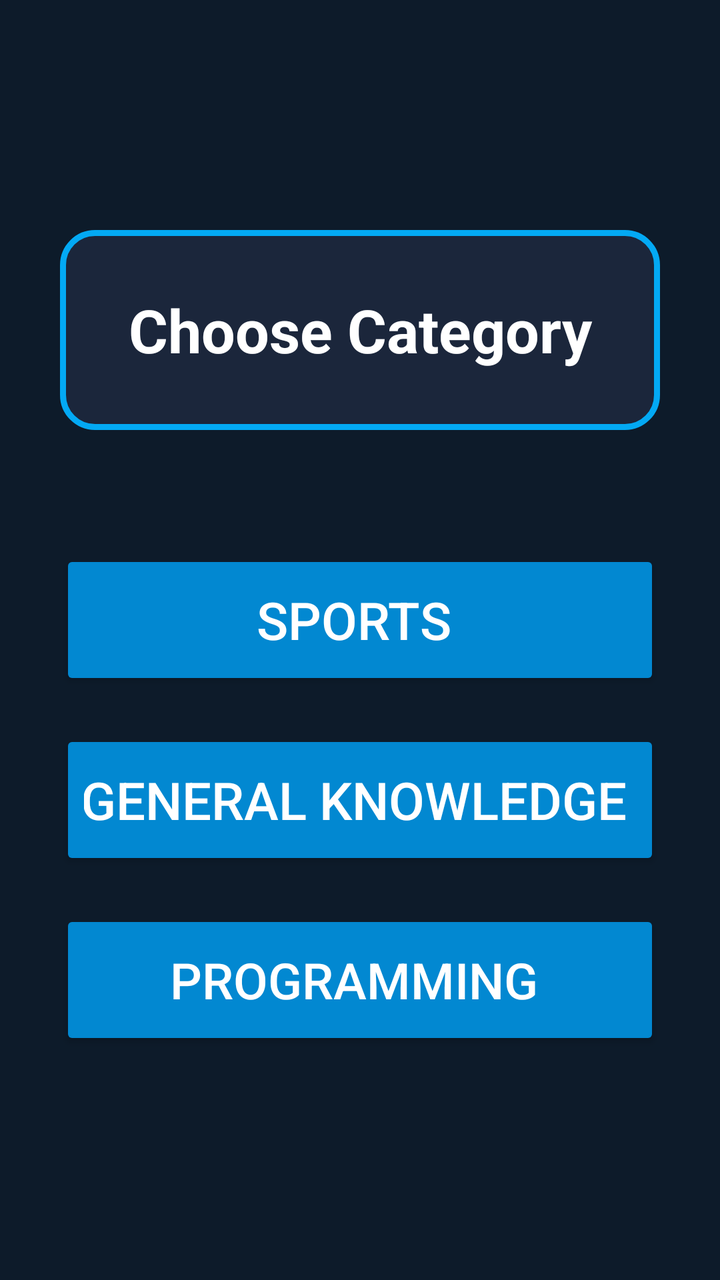
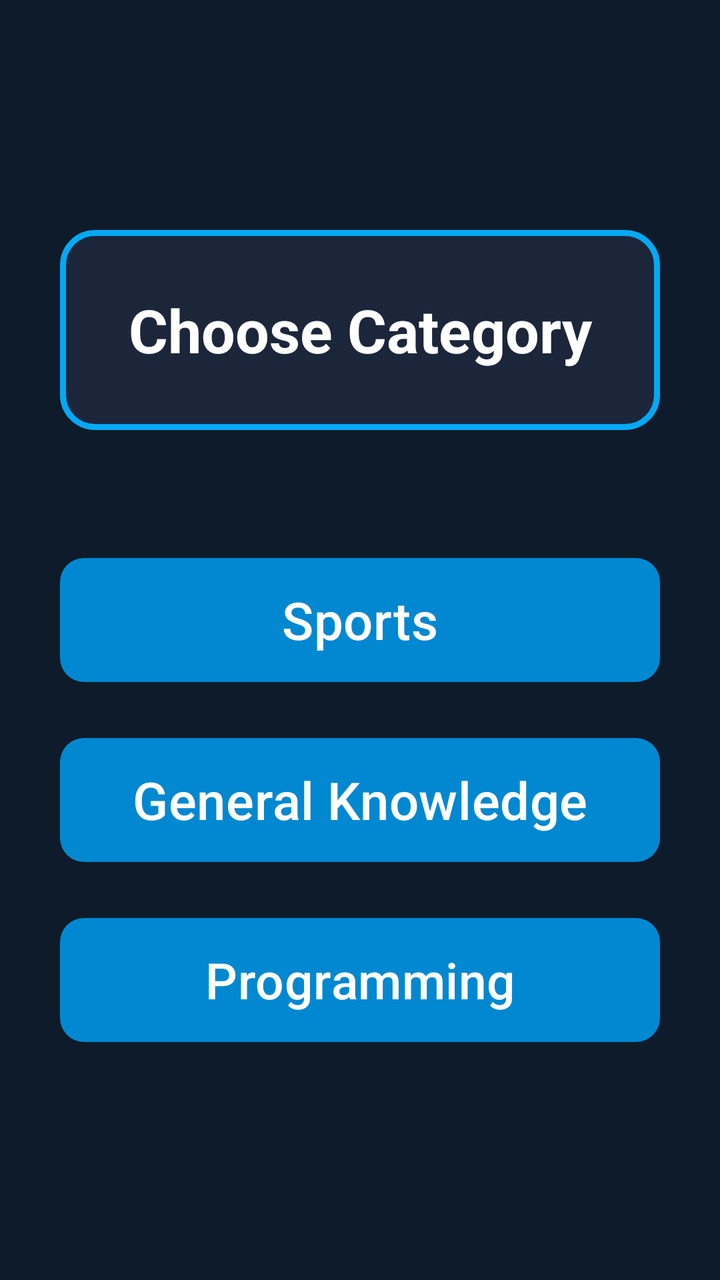

Compare the two renders of this Android layout. The source of the first and the diff that turns it into the second are given below.
<!-- AndroidManifest.xml: application theme Theme.QuizApp -->
<!-- res/layout/activity_category.xml -->
<?xml version="1.0" encoding="utf-8"?>
<LinearLayout xmlns:android="http://schemas.android.com/apk/res/android"
    android:layout_width="match_parent"
    android:layout_height="match_parent"
    android:orientation="vertical"
    android:background="#0D1B2A"
    android:padding="30dp"
    android:gravity="center">

    
    <TextView
        android:layout_width="match_parent"
        android:layout_height="100dp"
        android:layout_marginBottom="60dp"
        android:background="@drawable/category_bg"
        android:gravity="center"
        android:text="Choose Category"
        android:textColor="#FFFFFF"
        android:textSize="30sp"
        android:textStyle="bold" />

    
    <Button
        android:id="@+id/btnSports"
        android:layout_width="match_parent"
        android:layout_height="70dp"
        android:text="Sports "
        android:textSize="26sp"
        android:textColor="#FFFFFF"
        android:backgroundTint="#0288D1"
        android:layout_marginBottom="20dp"
        android:elevation="6dp"/>

    
    <Button
        android:id="@+id/btnGK"
        android:layout_width="match_parent"
        android:layout_height="70dp"
        android:text="General Knowledge "
        android:textSize="26sp"
        android:textColor="#FFFFFF"
        android:backgroundTint="#0288D1"
        android:layout_marginBottom="20dp"
        android:elevation="6dp"/>

    
    <Button
        android:id="@+id/btnProgramming"
        android:layout_width="match_parent"
        android:layout_height="70dp"
        android:text="Programming "
        android:textSize="25sp"
        android:textColor="#FFFFFF"
        android:backgroundTint="#0288D1"
        android:elevation="6dp"/>

</LinearLayout>
<!-- resources referenced by this layout -->
<resources>
  <!-- drawable category_bg (drawable) -->
  <?xml version="1.0" encoding="utf-8"?>
  <shape xmlns:android="http://schemas.android.com/apk/res/android">
      <solid android:color="#1B263B" />
      <stroke
          android:width="3dp"
          android:color="#03A9F4" />
      <corners android:radius="16dp" />
  </shape>
  <style name="Theme.QuizApp" parent="Base.Theme.QuizApp" />
  <style name="Base.Theme.QuizApp" parent="Theme.Material3.DayNight.NoActionBar">
          
          
      </style>
</resources>

<!-- the commit's change to res/layout/activity_category.xml (unified diff, before → after) -->
@@ -1,57 +1,61 @@
 <?xml version="1.0" encoding="utf-8"?>
 <LinearLayout xmlns:android="http://schemas.android.com/apk/res/android"
+    xmlns:app="http://schemas.android.com/apk/res-auto"
     android:layout_width="match_parent"
     android:layout_height="match_parent"
     android:orientation="vertical"
-    android:background="#0D1B2A"
+    android:gravity="center"
     android:padding="30dp"
-    android:gravity="center">
+    android:background="#0D1B2A">
 
     
     <TextView
         android:layout_width="match_parent"
         android:layout_height="100dp"
         android:layout_marginBottom="60dp"
-        android:background="@drawable/category_bg"
         android:gravity="center"
         android:text="Choose Category"
         android:textColor="#FFFFFF"
         android:textSize="30sp"
-        android:textStyle="bold" />
+        android:textStyle="bold"
+        android:background="@drawable/category_bg"/>
 
     
-    <Button
+    <com.google.android.material.button.MaterialButton
         android:id="@+id/btnSports"
         android:layout_width="match_parent"
         android:layout_height="70dp"
-        android:text="Sports "
+        android:layout_marginBottom="20dp"
+        android:text="Sports"
         android:textSize="26sp"
         android:textColor="#FFFFFF"
-        android:backgroundTint="#0288D1"
-        android:layout_marginBottom="20dp"
-        android:elevation="6dp"/>
+        app:backgroundTint="#0288D1"
+        app:elevation="6dp"
+        app:cornerRadius="12dp"/>
 
     
-    <Button
+    <com.google.android.material.button.MaterialButton
         android:id="@+id/btnGK"
         android:layout_width="match_parent"
         android:layout_height="70dp"
-        android:text="General Knowledge "
+        android:layout_marginBottom="20dp"
+        android:text="General Knowledge"
         android:textSize="26sp"
         android:textColor="#FFFFFF"
-        android:backgroundTint="#0288D1"
-        android:layout_marginBottom="20dp"
-        android:elevation="6dp"/>
+        app:backgroundTint="#0288D1"
+        app:elevation="6dp"
+        app:cornerRadius="12dp"/>
 
     
-    <Button
+    <com.google.android.material.button.MaterialButton
         android:id="@+id/btnProgramming"
         android:layout_width="match_parent"
         android:layout_height="70dp"
-        android:text="Programming "
+        android:text="Programming"
         android:textSize="25sp"
         android:textColor="#FFFFFF"
-        android:backgroundTint="#0288D1"
-        android:elevation="6dp"/>
+        app:backgroundTint="#0288D1"
+        app:elevation="6dp"
+        app:cornerRadius="12dp"/>
 
 </LinearLayout>
